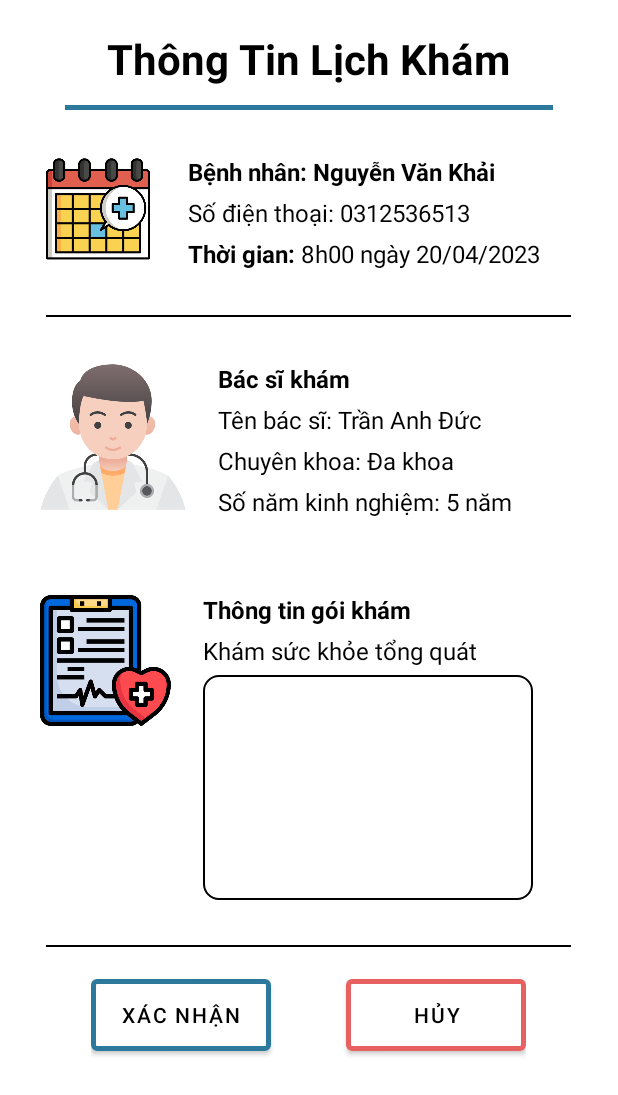
After one commit to AnhDuc2k1/btl-android-n17, an Android app: the ScheduleDetail screen opened directly, with no data from a screen before it, on a phone screen of 412 x 824 dp. The commit adds this screen. Shown: the top 1095 px of the screen. Run offline under Robolectric (Android 15) with nearby library versions, the phone set to English and light mode, and no system bars.

Commit message:
add feature: confirm schedule

```diff
--- a/app/src/main/java/com/ptit/healthcare/admin/doctor/DoctorManagement.java
+++ b/app/src/main/java/com/ptit/healthcare/admin/doctor/DoctorManagement.java
@@ -151,7 +151,6 @@ public class DoctorManagement extends AppCompatActivity {
         super.onActivityResult(requestCode, resultCode, data);
         if ((resultCode == RESULT_OK) && (requestCode == 1)) {
             Intent intentRefresh = new Intent(this, DoctorManagement.class);
-
             startActivity(intentRefresh);
             this.finish();
         }
--- /dev/null
+++ b/app/src/main/java/com/ptit/healthcare/admin/schedule/ScheduleDetail.java
@@ -0,0 +1,16 @@
+package com.ptit.healthcare.admin.schedule;
+
+import androidx.appcompat.app.AppCompatActivity;
+
+import android.os.Bundle;
+
+import com.ptit.healthcare.R;
+
+public class ScheduleDetail extends AppCompatActivity {
+
+    @Override
+    protected void onCreate(Bundle savedInstanceState) {
+        super.onCreate(savedInstanceState);
+        setContentView(R.layout.activity_schedule_detail);
+    }
+}
--- a/app/src/main/java/com/ptit/healthcare/database/UserQuery.java
+++ b/app/src/main/java/com/ptit/healthcare/database/UserQuery.java
@@ -165,7 +165,7 @@ public class UserQuery {
         contentValues.put("username", username);
         contentValues.put("phoneNumber", phoneNumber);
         contentValues.put("pass", pass);
-        contentValues.put("roles", "USER");
+        contentValues.put("roles", "ADMIN");
         long result = MyDB.insert("users", null, contentValues);
         if(result==-1) return false;
         else
--- /dev/null
+++ b/app/src/main/res/layout/activity_schedule_detail.xml
@@ -0,0 +1,244 @@
+<?xml version="1.0" encoding="utf-8"?>
+<androidx.constraintlayout.widget.ConstraintLayout xmlns:android="http://schemas.android.com/apk/res/android"
+    xmlns:app="http://schemas.android.com/apk/res-auto"
+    xmlns:tools="http://schemas.android.com/tools"
+    android:layout_width="match_parent"
+    android:layout_height="match_parent"
+    tools:context=".admin.schedule.ScheduleDetail">
+
+    <LinearLayout
+        android:layout_width="match_parent"
+        android:layout_height="wrap_content"
+        android:orientation="vertical">
+
+        <TextView
+            android:id="@+id/title"
+            android:layout_width="335dp"
+            android:layout_height="40dp"
+            android:text="Thông Tin Lịch Khám"
+            android:textAlignment="center"
+            android:textColor="#000000"
+            android:textSize="28sp"
+            android:textStyle="bold"
+            android:layout_gravity="center"
+            android:layout_marginTop="20dp"/>
+
+        <View
+            android:layout_width="325dp"
+            android:layout_height="3dp"
+            android:background="#2D799B"
+            android:layout_marginTop="10dp"
+            android:layout_gravity="center"/>
+
+        <LinearLayout
+            android:layout_width="wrap_content"
+            android:layout_height="wrap_content"
+            android:layout_marginTop="30dp"
+            android:layout_marginLeft="25dp">
+
+            <ImageView
+                android:id="@+id/scheduleImage"
+                android:layout_width="80dp"
+                android:layout_height="70dp"
+                android:src="@drawable/medical_check" />
+
+            <LinearLayout
+                android:layout_width="wrap_content"
+                android:layout_height="wrap_content"
+                android:orientation="vertical"
+                android:layout_marginLeft="20dp">
+
+                <TextView
+                    android:id="@+id/textViewPatientName"
+                    android:layout_width="wrap_content"
+                    android:layout_height="wrap_content"
+                    android:text="Bệnh nhân: Nguyễn Văn Khải"
+                    android:textColor="@color/black"
+                    android:textSize="16sp"
+                    android:textStyle="bold" />
+
+                <TextView
+                    android:id="@+id/textViewPatientPhone"
+                    android:layout_width="wrap_content"
+                    android:layout_height="wrap_content"
+                    android:layout_marginTop="5dp"
+                    android:text="Số điện thoại: 0312536513"
+                    android:textColor="@color/black"
+                    android:textSize="16sp" />
+
+                <TextView
+                    android:id="@+id/textView20"
+                    android:layout_width="wrap_content"
+                    android:layout_height="wrap_content"
+                    android:layout_marginTop="5dp"
+                    android:text="Thời gian:"
+                    android:textColor="@color/black"
+                    android:textSize="16sp"
+                    android:textStyle="bold" />
+
+                <TextView
+                    android:id="@+id/textViewDateTime"
+                    android:layout_width="wrap_content"
+                    android:layout_height="wrap_content"
+                    android:layout_marginLeft="75dp"
+                    android:layout_marginTop="-22dp"
+                    android:text="8h00 ngày 20/04/2023"
+                    android:textColor="@color/black"
+                    android:textSize="16sp" />
+            </LinearLayout>
+        </LinearLayout>
+        <View
+            android:layout_width="350dp"
+            android:layout_height="1dp"
+            android:background="@color/black"
+            android:layout_marginTop="30dp"
+            android:layout_gravity="center"/>
+
+        <LinearLayout
+            android:layout_width="wrap_content"
+            android:layout_height="wrap_content"
+            android:layout_marginTop="30dp"
+            android:layout_marginLeft="25dp">
+
+            <ImageView
+                android:id="@+id/scheduleImage"
+                android:layout_width="100dp"
+                android:layout_height="100dp"
+                android:src="@drawable/doctor" />
+
+            <LinearLayout
+                android:layout_width="wrap_content"
+                android:layout_height="wrap_content"
+                android:orientation="vertical"
+                android:layout_marginLeft="20dp">
+
+                <TextView
+                    android:id="@+id/textView25"
+                    android:layout_width="wrap_content"
+                    android:layout_height="wrap_content"
+                    android:text="Bác sĩ khám"
+                    android:textColor="@color/black"
+                    android:textSize="16sp"
+                    android:textStyle="bold" />
+
+                <TextView
+                    android:id="@+id/textViewDoctorName"
+                    android:layout_width="wrap_content"
+                    android:layout_height="wrap_content"
+                    android:layout_marginTop="5dp"
+                    android:text="Tên bác sĩ: Trần Anh Đức"
+                    android:textColor="@color/black"
+                    android:textSize="16sp" />
+
+                <TextView
+                    android:id="@+id/textView20"
+                    android:layout_width="wrap_content"
+                    android:layout_height="wrap_content"
+                    android:layout_marginTop="5dp"
+                    android:text="Chuyên khoa: Đa khoa"
+                    android:textColor="@color/black"
+                    android:textSize="16sp" />
+
+                <TextView
+                    android:id="@+id/textViewDateTime"
+                    android:layout_width="wrap_content"
+                    android:layout_height="wrap_content"
+                    android:text="Số năm kinh nghiệm: 5 năm"
+                    android:layout_marginTop="5dp"
+                    android:textColor="@color/black"
+                    android:textSize="16sp" />
+            </LinearLayout>
+        </LinearLayout>
+
+
+
+        <LinearLayout
+            android:layout_width="wrap_content"
+            android:layout_height="wrap_content"
+            android:layout_marginTop="50dp"
+            android:layout_marginLeft="25dp">
+
+            <ImageView
+                android:id="@+id/scheduleImage"
+                android:layout_width="90dp"
+                android:layout_height="90dp"
+                android:src="@drawable/healthcheck" />
+
+            <LinearLayout
+                android:layout_width="wrap_content"
+                android:layout_height="wrap_content"
+                android:orientation="vertical"
+                android:layout_marginLeft="20dp">
+
+                <TextView
+                    android:id="@+id/textView26"
+                    android:layout_width="wrap_content"
+                    android:layout_height="wrap_content"
+                    android:text="Thông tin gói khám"
+                    android:textColor="@color/black"
+                    android:textSize="16sp"
+                    android:textStyle="bold" />
+
+                <TextView
+                    android:id="@+id/textViewlabtestName"
+                    android:layout_width="wrap_content"
+                    android:layout_height="wrap_content"
+                    android:layout_marginTop="5dp"
+                    android:text="Khám sức khỏe tổng quát"
+                    android:textColor="@color/black"
+                    android:textSize="16sp" />
+
+                <EditText
+                    android:id="@+id/descriptionLabtest"
+                    android:layout_width="220dp"
+                    android:layout_height="150dp"
+                    android:layout_marginTop="5dp"
+                    android:background="@drawable/custom_input_text_box"
+                    android:gravity="top"
+                    android:inputType="text|textMultiLine"
+                    android:padding="8dp"
+                    android:textColor="@color/black"
+                    />
+            </LinearLayout>
+
+        </LinearLayout>
+
+        <View
+            android:layout_width="350dp"
+            android:layout_height="1dp"
+            android:background="@color/black"
+            android:layout_marginTop="30dp"
+            android:layout_gravity="center"/>
+
+        <LinearLayout
+            android:layout_width="wrap_content"
+            android:layout_height="wrap_content"
+            android:layout_marginTop="15dp"
+            android:layout_gravity="center">
+        <Button
+            android:id="@+id/confirmSchedule"
+            android:layout_width="120dp"
+            android:layout_height="60dp"
+            android:backgroundTint="#FFFFFF"
+            android:padding="5dp"
+            android:text="Xác nhận"
+            android:textColor="#000000"
+            app:strokeColor="#2D799B"
+            app:strokeWidth="3dp" />
+
+        <Button
+            android:id="@+id/cancelSchedule"
+            android:layout_width="120dp"
+            android:layout_height="60dp"
+            android:backgroundTint="#FFFFFF"
+            android:padding="5dp"
+            android:text="Hủy"
+            android:textColor="#000000"
+            android:layout_marginLeft="50dp"
+            app:strokeColor="#E76161"
+            app:strokeWidth="3dp" />
+        </LinearLayout>
+
+    </LinearLayout>
+
+</androidx.constraintlayout.widget.ConstraintLayout>
```
Also changed, not shown: app/src/main/AndroidManifest.xml (+7 -1 lines), app/src/main/java/com/ptit/healthcare/adapter/ListScheduleAdapter.java (added, +55 -0 lines), app/src/main/java/com/ptit/healthcare/admin/AdminManagement.java (+9 -0 lines), app/src/main/java/com/ptit/healthcare/admin/schedule/ScheduleManagement.java (added, +68 -0 lines), app/src/main/res/layout/activity_schedule_management.xml (added, +65 -0 lines), app/src/main/res/layout/list_view_schedule.xml (added, +71 -0 lines), app/src/main/res/drawable/medical_check.png (added), app/src/main/res/values/strings.xml (indentation only).
